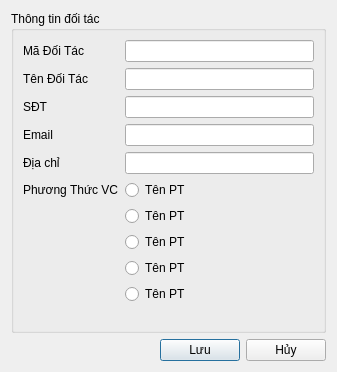
thinh-doan/sales-and-warehouse-management-system, file ui/partner_add.ui: the form before one commit.
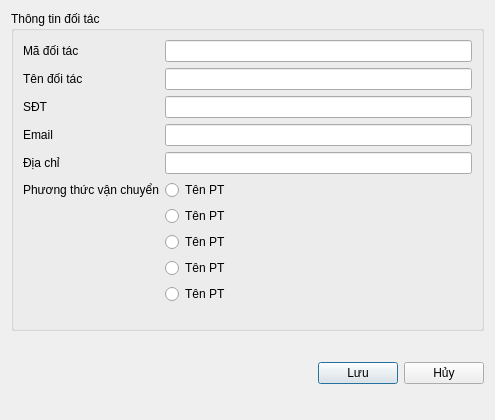
The form after the commit. Icons and pictures are not drawn.

```diff
--- a/ui/partner_add.ui
+++ b/ui/partner_add.ui
@@ -6,8 +6,8 @@
    <rect>
     <x>0</x>
     <y>0</y>
-    <width>337</width>
-    <height>372</height>
+    <width>495</width>
+    <height>420</height>
    </rect>
   </property>
   <property name="windowTitle">
@@ -23,7 +23,7 @@
       <item row="0" column="0">
        <widget class="QLabel" name="lblPartnerID">
         <property name="text">
-         <string>Mã Đối Tác</string>
+         <string>Mã đối tác</string>
         </property>
        </widget>
       </item>
@@ -37,7 +37,7 @@
       <item row="1" column="0">
        <widget class="QLabel" name="lblPartnerName">
         <property name="text">
-         <string>Tên Đối Tác</string>
+         <string>Tên đối tác</string>
         </property>
        </widget>
       </item>
@@ -67,7 +67,7 @@
       <item row="5" column="0">
        <widget class="QLabel" name="label">
         <property name="text">
-         <string>Phương Thức VC</string>
+         <string>Phương thức vận chuyển</string>
         </property>
        </widget>
       </item>
@@ -121,6 +121,12 @@
    </item>
    <item>
     <layout class="QHBoxLayout" name="buttonLayout">
+     <property name="topMargin">
+      <number>25</number>
+     </property>
+     <property name="bottomMargin">
+      <number>25</number>
+     </property>
      <item>
       <spacer name="horizontalSpacer">
        <property name="orientation">
```
Left out of the diff: 6 changed lines with no effect on the pictures.
